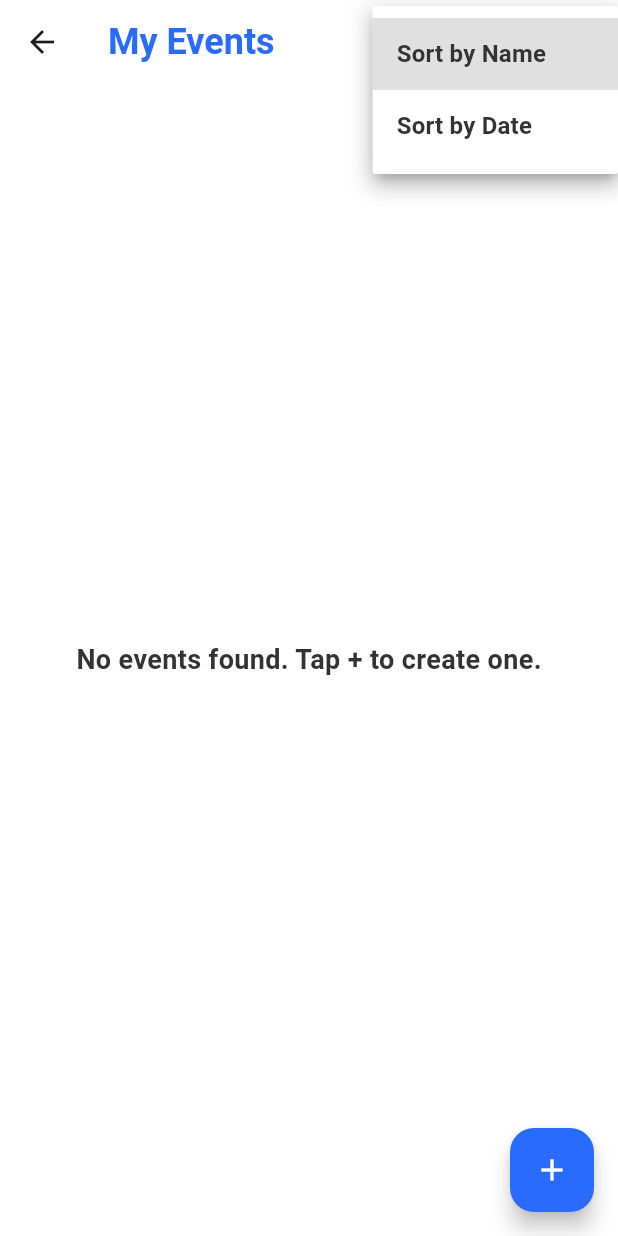
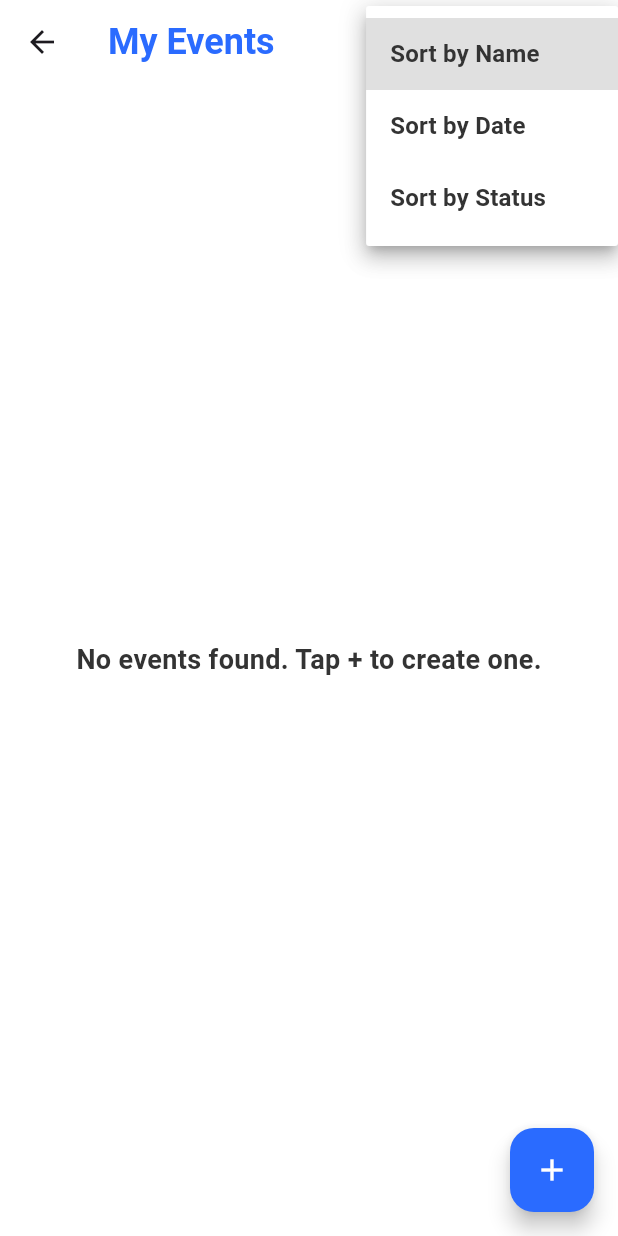
Before and after one commit to OsamaKhaled9/hediaty, a Flutter app: the EventListPage screen opened by its route, after a tap on "Sort by Name", on a phone screen of 412 x 824 dp. Run offline on Flutter 3.47's test engine with Material 3 defaults, Android fonts, the phone set to English and light mode, and no system bars; our stand-ins replace cloud_firestore, firebase_auth, firebase_core, firebase_storage, flutter_local_notifications, font_awesome_flutter and 3 more; accounts and stored records are empty.

Commit message:
Validations and sorting for events.

```diff
--- a/lib/screens/event_list_page.dart
+++ b/lib/screens/event_list_page.dart
@@ -3,6 +3,7 @@ import 'package:provider/provider.dart';
 import 'package:hediaty/controllers/event_controller.dart';
 import 'package:hediaty/core/models/event.dart';
 import 'package:firebase_auth/firebase_auth.dart';
+import 'package:intl/intl.dart';
 
 class EventListPage extends StatefulWidget {
   @override
@@ -10,51 +11,54 @@ class EventListPage extends StatefulWidget {
 }
 
 class _EventListPageState extends State<EventListPage> {
-  Stream<List<Event>>? _eventStream;
-  List<Event> _sortedEvents = [];
-  bool _isLoading = true;
   String _sortBy = 'Name';
 
-  @override
-  void initState() {
-    super.initState();
-    _loadEvents();
+  String _getEventStatus(Event event) {
+    final now = DateTime.now();
+    final dayDifference = event.date.difference(now).inDays;
+
+    if (dayDifference < -1) return "Past";
+    if (dayDifference >= -1 && dayDifference <= 1) return "Current";
+    return "Upcoming";
   }
 
-  void _loadEvents() {
-    final eventController = Provider.of<EventController>(context, listen: false);
-    final String userId = FirebaseAuth.instance.currentUser!.uid;
+  Color _getStatusColor(String status) {
+    switch (status) {
+      case "Upcoming":
+        return Colors.amber;
+      case "Current":
+        return Colors.green;
+      case "Past":
+        return Colors.red;
+      default:
+        return Colors.grey;
+    }
+  }
 
-    setState(() {
-      _eventStream = eventController.loadEvents(userId);
-      _isLoading = true;
-    });
+  void _sortEvents(List<Event> events) {
+    if (_sortBy == 'Name') {
+      events.sort((a, b) => a.name.compareTo(b.name));
+    } else if (_sortBy == 'Date') {
+      events.sort((a, b) => a.date.compareTo(b.date));
+    } else if (_sortBy == 'Status') {
+      events.sort((a, b) {
+        final statusA = _getEventStatus(a);
+        final statusB = _getEventStatus(b);
 
-    _eventStream!.listen((events) {
-      setState(() {
-        _sortedEvents = events;
-        _isLoading = false;
-        _sortEvents();
-      });
+        return statusA.compareTo(statusB);
       });
     }
-
-  void _sortEvents() {
-    setState(() {
-      if (_sortBy == 'Name') {
-        _sortedEvents.sort((a, b) => a.name.compareTo(b.name));
-      } else {
-        _sortedEvents.sort((a, b) => a.date.compareTo(b.date));
-      }
-    });
   }
 
   @override
   Widget build(BuildContext context) {
+    final eventController = Provider.of<EventController>(context, listen: false);
+    final String userId = FirebaseAuth.instance.currentUser!.uid;
+
     return Scaffold(
       backgroundColor: Colors.white,
       appBar: AppBar(
-        title: Text(
+        title: const Text(
           'My Events',
           style: TextStyle(
             color: Color(0xFF2A6BFF),
@@ -73,11 +77,10 @@ class _EventListPageState extends State<EventListPage> {
                 onChanged: (value) {
                   setState(() {
                     _sortBy = value!;
-                    _sortEvents();
                   });
                 },
                 items: [
-                  DropdownMenuItem(
+                  const DropdownMenuItem(
                     value: 'Name',
                     child: Text(
                       'Sort by Name',
@@ -87,7 +90,7 @@ class _EventListPageState extends State<EventListPage> {
                       ),
                     ),
                   ),
-                  DropdownMenuItem(
+                  const DropdownMenuItem(
                     value: 'Date',
                     child: Text(
                       'Sort by Date',
@@ -97,9 +100,19 @@ class _EventListPageState extends State<EventListPage> {
                       ),
                     ),
                   ),
+                  const DropdownMenuItem(
+                    value: 'Status',
+                    child: Text(
+                      'Sort by Status',
+                      style: TextStyle(
+                        color: Color(0xFF333333),
+                        fontWeight: FontWeight.bold,
+                      ),
+                    ),
+                  ),
                 ],
                 dropdownColor: Colors.white,
-                icon: Icon(
+                icon: const Icon(
                   Icons.sort,
                   color: Color(0xFF2A6BFF),
                 ),
@@ -108,12 +121,26 @@ class _EventListPageState extends State<EventListPage> {
           ),
         ],
       ),
-      body: Padding(
-        padding: const EdgeInsets.all(16.0),
-        child: _isLoading
-            ? Center(child: CircularProgressIndicator())
-            : _sortedEvents.isEmpty
-                ? Center(
+      body: StreamBuilder<List<Event>>(
+        stream: eventController.loadEvents(userId),
+        builder: (context, snapshot) {
+          if (snapshot.connectionState == ConnectionState.waiting) {
+            return const Center(child: CircularProgressIndicator());
+          }
+
+          if (snapshot.hasError) {
+            return Center(
+              child: Text(
+                "Error loading events: ${snapshot.error}",
+                style: const TextStyle(color: Colors.red),
+              ),
+            );
+          }
+
+          final events = snapshot.data ?? [];
+
+          if (events.isEmpty) {
+            return const Center(
               child: Text(
                 'No events found. Tap + to create one.',
                 style: TextStyle(
@@ -122,15 +149,23 @@ class _EventListPageState extends State<EventListPage> {
                   fontWeight: FontWeight.bold,
                 ),
               ),
-                  )
-                : ListView.separated(
-                    itemCount: _sortedEvents.length,
-                    separatorBuilder: (context, index) => SizedBox(height: 12),
+            );
+          }
+
+          _sortEvents(events);
+
+          return ListView.separated(
+            padding: const EdgeInsets.all(16),
+            itemCount: events.length,
+            separatorBuilder: (context, index) => const SizedBox(height: 12),
             itemBuilder: (context, index) {
-                      final event = _sortedEvents[index];
+              final event = events[index];
+              final status = _getEventStatus(event);
+              final statusColor = _getStatusColor(status);
+
               return Container(
                 decoration: BoxDecoration(
-                          gradient: LinearGradient(
+                  gradient: const LinearGradient(
                     colors: [
                       Color(0xFFADD8E6),
                       Colors.white,
@@ -141,48 +176,73 @@ class _EventListPageState extends State<EventListPage> {
                   borderRadius: BorderRadius.circular(8),
                 ),
                 child: ListTile(
-                          contentPadding: EdgeInsets.all(16),
+                  contentPadding: const EdgeInsets.all(16),
                   title: Text(
                     event.name,
-                            style: TextStyle(
+                    style: const TextStyle(
                       color: Color(0xFF333333),
                       fontWeight: FontWeight.bold,
                       fontSize: 18,
                     ),
                   ),
-                          subtitle: Text(
-                            '${event.location} - ${event.date.toLocal().toString().split(' ')[0]}',
-                            style: TextStyle(
+                  subtitle: Column(
+                    crossAxisAlignment: CrossAxisAlignment.start,
+                    children: [
+                      Text(
+                        '${event.location} - ${DateFormat('yyyy-MM-dd').format(event.date)}',
+                        style: const TextStyle(
                           color: Color(0xFF666666),
                           fontSize: 16,
                         ),
                       ),
-                          trailing: Icon(
+                      const SizedBox(height: 4),
+                      Row(
+                        children: [
+                          Container(
+                            padding: const EdgeInsets.symmetric(
+                                horizontal: 8, vertical: 4),
+                            decoration: BoxDecoration(
+                              color: statusColor,
+                              borderRadius: BorderRadius.circular(4),
+                            ),
+                            child: Text(
+                              status,
+                              style: const TextStyle(
+                                color: Colors.white,
+                                fontWeight: FontWeight.bold,
+                              ),
+                            ),
+                          ),
+                        ],
+                      ),
+                    ],
+                  ),
+                  trailing: const Icon(
                     Icons.arrow_forward,
                     color: Color(0xFF2A6BFF),
                   ),
                   onTap: () {
-                              final String currentUserId = FirebaseAuth.instance.currentUser!.uid;
                     Navigator.pushNamed(
                       context,
                       '/event_details',
                       arguments: {
-                                  'currentUserId': currentUserId, // Pass current user ID
-                                  'eventId': event.id,           // Pass event ID
+                        'currentUserId': userId,
+                        'eventId': event.id,
                       },
                     );
                   },
                 ),
               );
             },
-                  ),
+          );
+        },
       ),
       floatingActionButton: FloatingActionButton(
         onPressed: () {
           Navigator.pushNamed(context, '/create_edit_event');
         },
-        backgroundColor: Color(0xFF2A6BFF),
-        child: Icon(
+        backgroundColor: const Color(0xFF2A6BFF),
+        child: const Icon(
           Icons.add,
           color: Colors.white,
         ),
--- a/lib/screens/home_page.dart
+++ b/lib/screens/home_page.dart
@@ -6,7 +6,6 @@ import 'package:provider/provider.dart';
 import 'package:hediaty/widgets/footer.dart';
 import 'package:hediaty/widgets/friend_list_item.dart';
 import 'package:hediaty/controllers/event_controller.dart';
-import 'package:firebase_auth/firebase_auth.dart';
 
 class HomePage extends StatefulWidget {
   @override
--- a/lib/widgets/gift_list_item.dart
+++ b/lib/widgets/gift_list_item.dart
@@ -1,4 +1,3 @@
-import 'package:cloud_firestore/cloud_firestore.dart';
 import 'package:flutter/material.dart';
 import 'package:hediaty/core/models/gift.dart';
 
```
Also changed, not shown: lib/screens/create_edit_event_page.dart (+62 -32 lines), lib/screens/event_details_page.dart (+70 -20 lines). Lines whose indentation alone changed are shown as unchanged.
